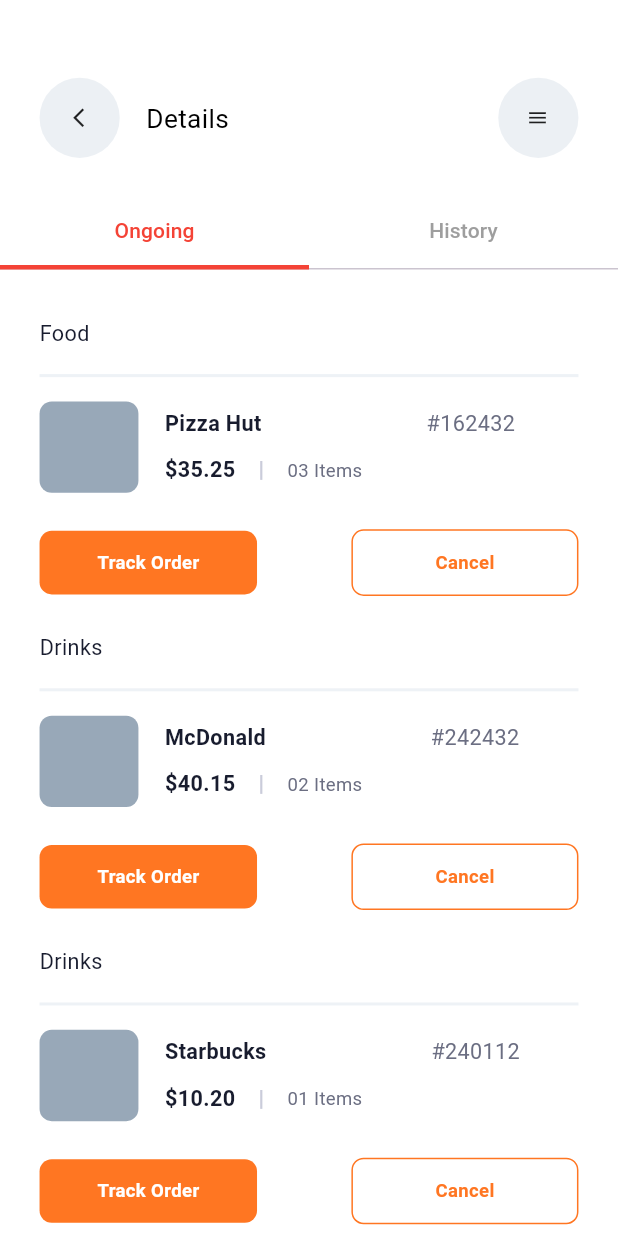
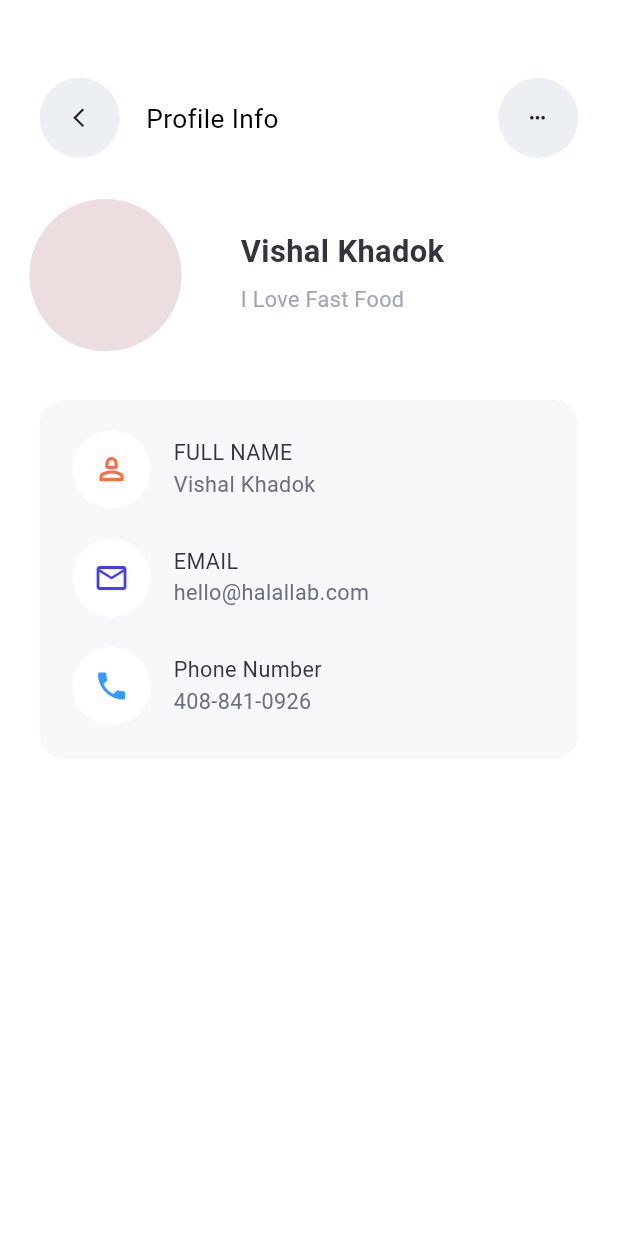
Before and after one commit to afaqahmad922/food_delievery_app, a Flutter app: the screen it shows after launch, on a phone screen of 412 x 824 dp. Run offline on Flutter 3.47's test engine with Material 3 defaults, Android fonts, the phone set to English and light mode, and no system bars; our stand-ins replace flutter_screenutil, google_fonts, smooth_page_indicator, timeline_tile; Roboto replaces fonts that are missing (Sen).

Commit message:
Menu and Personal Profiles UI done 👍

```diff
--- /dev/null
+++ b/lib/Profile Pages/Personal Profiles.dart
@@ -0,0 +1,210 @@
+import 'package:figma_to_flutter_2/Profile%20Pages/menu.dart';
+import 'package:figma_to_flutter_2/logins/Widgets/Widgets.dart';
+import 'package:flutter/material.dart';
+import 'package:flutter_screenutil/flutter_screenutil.dart';
+import 'package:google_fonts/google_fonts.dart';
+
+class personal_Profiles extends StatefulWidget {
+  const personal_Profiles({super.key});
+
+  @override
+  State<personal_Profiles> createState() => _personal_ProfilesState();
+}
+
+class _personal_ProfilesState extends State<personal_Profiles> {
+  @override
+  Widget build(BuildContext context) {
+    return Scaffold(
+      backgroundColor: Color(0xffFFFFFF),
+      body: Column(
+        children: [
+          Padding(
+            padding: EdgeInsets.only(top: 50.h, left: 24.w, right: 24.w),
+            child: Row(
+              children: [
+                GestureDetector(
+                  onTap: (){
+                    Navigator.push(context, MaterialPageRoute(builder: (context)=>menu()));
+                  },
+                  child: Container(
+                    decoration: BoxDecoration(
+                      shape: BoxShape.circle,
+                      color: Color(0xffECF0F4),
+                    ),
+                    child: Padding(
+                      padding: EdgeInsets.only(
+                        top: 20.h,
+                        left: 17.w,
+                        right: 18.w,
+                        bottom: 20.h,
+                      ),
+                      child: Icon(Icons.arrow_back_ios_new_outlined, size: 15),
+                    ),
+                  ),
+                ),
+                Padding(
+                  padding: EdgeInsets.only(left: 16.w),
+                  child: AppText(
+                    text: 'Profile Info',
+                    font: GoogleFonts.sen,
+                    fontWeight: FontWeight.w400,
+                    fontSize: 17.sp,
+                    color: Colors.black,
+                  ),
+                ),
+                Spacer(),
+                Container(
+                  decoration: BoxDecoration(
+                    shape: BoxShape.circle,
+                    color: Color(0xffECF0F4),
+                  ),
+                  child: Padding(
+                    padding: EdgeInsets.only(
+                      top: 20.h,
+                      left: 17.w,
+                      right: 18.w,
+                      bottom: 20.h,
+                    ),
+                    child: Icon(Icons.more_horiz, size: 15),
+                  ),
+                ),
+              ],
+            ),
+          ),
+          Row(
+            children: [
+              Padding(
+                padding: EdgeInsets.only(left: 14.w, top: 24.w),
+                child: Container(
+                  height: 100.h,
+                  width: 100.w,
+                  decoration: BoxDecoration(
+                    shape: BoxShape.circle,
+                    color: Color(0xffF8822226).withOpacity(0.15),
+                  ),
+                ),
+              ),
+              Padding(
+                padding: EdgeInsets.only(left: 32.w, top: 22.h),
+                child: Column(
+                  crossAxisAlignment: CrossAxisAlignment.start,
+                  children: [
+                    AppText(text: 'Vishal Khadok', font: GoogleFonts.sen, fontWeight: FontWeight.w700, fontSize: 20.sp, color: Color(0xff32343E)),
+                    SizedBox(height: 8.h,),
+                    AppText(text: 'I Love Fast Food', font: GoogleFonts.sen, fontWeight: FontWeight.w400, fontSize: 14.sp, color: Color(0xffA0A5BA)),
+                  ],
+                ),
+              ),
+            ],
+          ),
+          Padding(
+            padding: EdgeInsets.only(left: 24.w, right: 24.w, top: 32.h),
+            child: Container(
+                decoration: BoxDecoration(
+                  color: Color(0xffF6F8FA),
+                  borderRadius: BorderRadius.circular(16.r),
+                ),
+                child: Column(
+                  children: [
+                    Padding(
+                      padding: EdgeInsets.only(left: 20.w, top: 20.h),
+                      child: Row(
+                        children: [
+                          Container(
+                            decoration: const BoxDecoration(
+                              shape: BoxShape.circle,
+                              color: Color(0xffFFFFFF),
+                            ),
+                            child: Padding(
+                              padding: const EdgeInsets.all(14.0),
+                              child: Icon(
+                              Icons.person_2_outlined,
+                                color: Color(0xffFB6F3D),
+                              ),
+                            ),
+                          ),
+                          Padding(
+                            padding: EdgeInsets.only(left: 14.w),
+                            child: Column(
+                              mainAxisAlignment: MainAxisAlignment.start,
+                              crossAxisAlignment: CrossAxisAlignment.start,
+                              children: [
+                                AppText(text: 'FULL NAME', font: GoogleFonts.sen, fontWeight: FontWeight.w400, fontSize: 14.sp, color: Color(0xff32343E)),
+                                AppText(text: 'Vishal Khadok', font: GoogleFonts.sen, fontWeight: FontWeight.w400, fontSize: 14.sp, color: Color(0xff6B6E82)),
+                              ],
+                            ),
+                          )
+                        ],
+                      ),
+                    ),
+                    Padding(
+                      padding: EdgeInsets.only(left: 20.w, top: 20.h),
+                      child: Row(
+                        children: [
+                          Container(
+                            decoration: const BoxDecoration(
+                              shape: BoxShape.circle,
+                              color: Color(0xffFFFFFF),
+                            ),
+                            child: Padding(
+                              padding: const EdgeInsets.all(14.0),
+                              child: Icon(
+                                Icons.email_outlined,
+                                color: Color(0xff413DFB),
+                              ),
+                            ),
+                          ),
+                          Padding(
+                            padding: EdgeInsets.only(left: 14.w),
+                            child: Column(
+                              mainAxisAlignment: MainAxisAlignment.start,
+                              crossAxisAlignment: CrossAxisAlignment.start,
+                              children: [
+                                AppText(text: 'EMAIL', font: GoogleFonts.sen, fontWeight: FontWeight.w400, fontSize: 14.sp, color: Color(0xff32343E)),
+                                AppText(text: 'hello@halallab.com', font: GoogleFonts.sen, fontWeight: FontWeight.w400, fontSize: 14.sp, color: Color(0xff6B6E82)),
+                              ],
+                            ),
+                          )
+                        ],
+                      ),
+                    ),
+                    Padding(
+                      padding: EdgeInsets.only(left: 20.w, top: 20.h, bottom: 22.h),
+                      child: Row(
+                        children: [
+                          Container(
+                            decoration: const BoxDecoration(
+                              shape: BoxShape.circle,
+                              color: Color(0xffFFFFFF),
+                            ),
+                            child: Padding(
+                              padding: const EdgeInsets.all(14.0),
+                              child: Icon(
+                                Icons.phone,
+                                color: Color(0xff369BFF),
+                              ),
+                            ),
+                          ),
+                          Padding(
+                            padding: EdgeInsets.only(left: 14.w),
+                            child: Column(
+                              mainAxisAlignment: MainAxisAlignment.start,
+                              crossAxisAlignment: CrossAxisAlignment.start,
+                              children: [
+                                AppText(text: 'Phone Number', font: GoogleFonts.sen, fontWeight: FontWeight.w400, fontSize: 14.sp, color: Color(0xff32343E)),
+                                AppText(text: '408-841-0926', font: GoogleFonts.sen, fontWeight: FontWeight.w400, fontSize: 14.sp, color: Color(0xff6B6E82)),
+                              ],
+                            ),
+                          )
+                        ],
+                      ),
+                    )
+                  ],
+                )
+            ),
+          ),
+        ],
+      ),
+    );
+  }
+}
--- a/lib/main.dart
+++ b/lib/main.dart
@@ -15,6 +15,8 @@
 import 'package:figma_to_flutter_2/Payment%20Screens/Payment%20Method.dart';
 import 'package:figma_to_flutter_2/Payment%20Screens/Payment%20Successfull.dart';
 import 'package:figma_to_flutter_2/Payment%20Screens/payment_Method_No_Mastercard.dart';
+import 'package:figma_to_flutter_2/Profile%20Pages/Personal%20Profiles.dart';
+import 'package:figma_to_flutter_2/Profile%20Pages/menu.dart';
 import 'package:figma_to_flutter_2/SplashScreen/splashScreen.dart';
 import 'package:figma_to_flutter_2/Tracking/Call%20Screen.dart';
 import 'package:figma_to_flutter_2/Tracking/drawer_Widget.dart';
@@ -42,7 +44,7 @@
         theme: ThemeData(
           colorScheme: ColorScheme.fromSeed(seedColor: Colors.deepPurple),
         ),
-        home: OrdersScreen(),
+        home: personal_Profiles(),
       ),
     );
   }
```
Also changed, not shown: lib/Profile Pages/menu.dart (added, +197 -0 lines), lib/logins/Widgets/Widgets.dart (+60 -0 lines).
